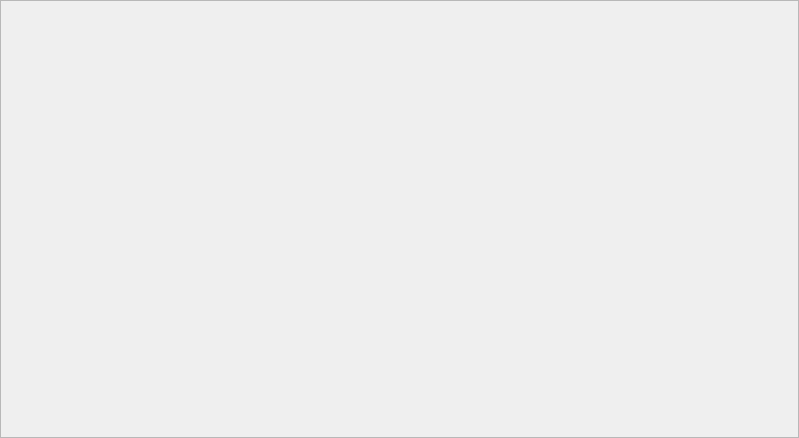
The window that QtInvoiceApplication/dashboardWidget.ui (Majlo001/QtInvoiceApplication) describes before a commit, drawn with Qt 5.
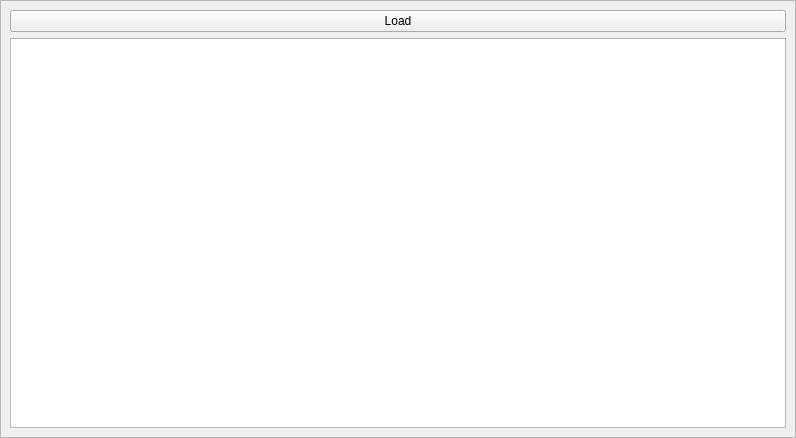
The same window after the commit.

```diff
--- a/QtInvoiceApplication/dashboardWidget.ui
+++ b/QtInvoiceApplication/dashboardWidget.ui
@@ -6,7 +6,7 @@
    <rect>
     <x>0</x>
     <y>0</y>
-    <width>799</width>
+    <width>796</width>
     <height>438</height>
    </rect>
   </property>
@@ -37,6 +37,18 @@
      <property name="frameShadow">
       <enum>QFrame::Raised</enum>
      </property>
+     <layout class="QVBoxLayout" name="verticalLayout_2">
+      <item>
+       <widget class="QPushButton" name="bigButton">
+        <property name="text">
+         <string>Load</string>
+        </property>
+       </widget>
+      </item>
+      <item>
+       <widget class="QTableWidget" name="tableWidget"/>
+      </item>
+     </layout>
     </widget>
    </item>
   </layout>
```
